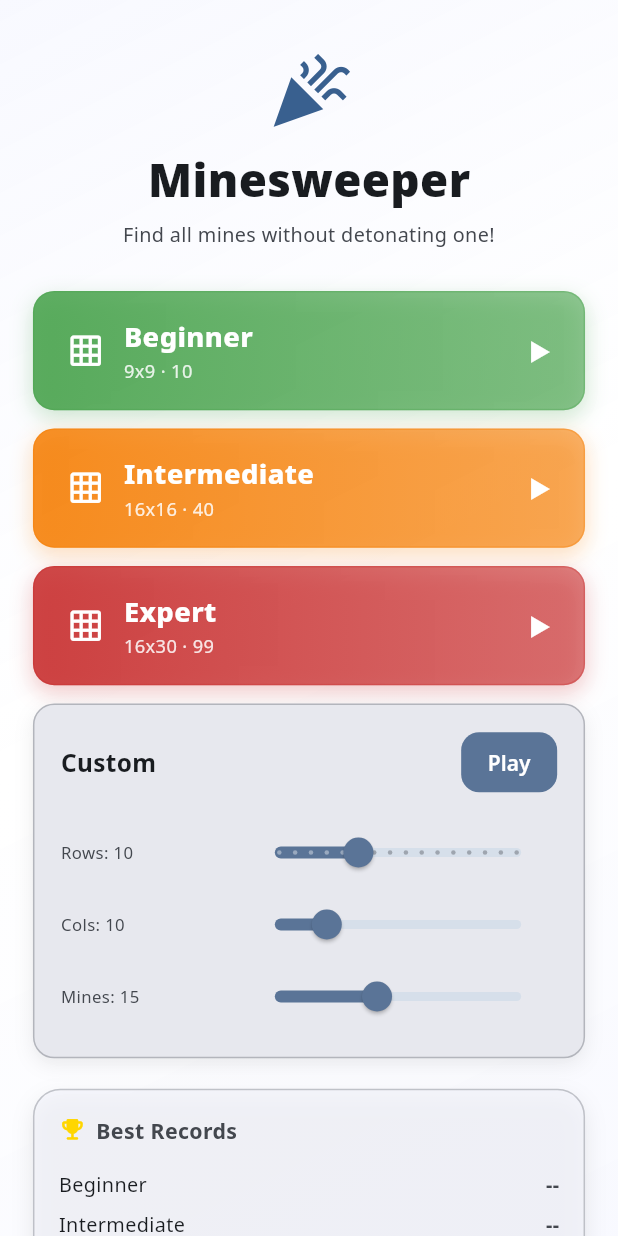
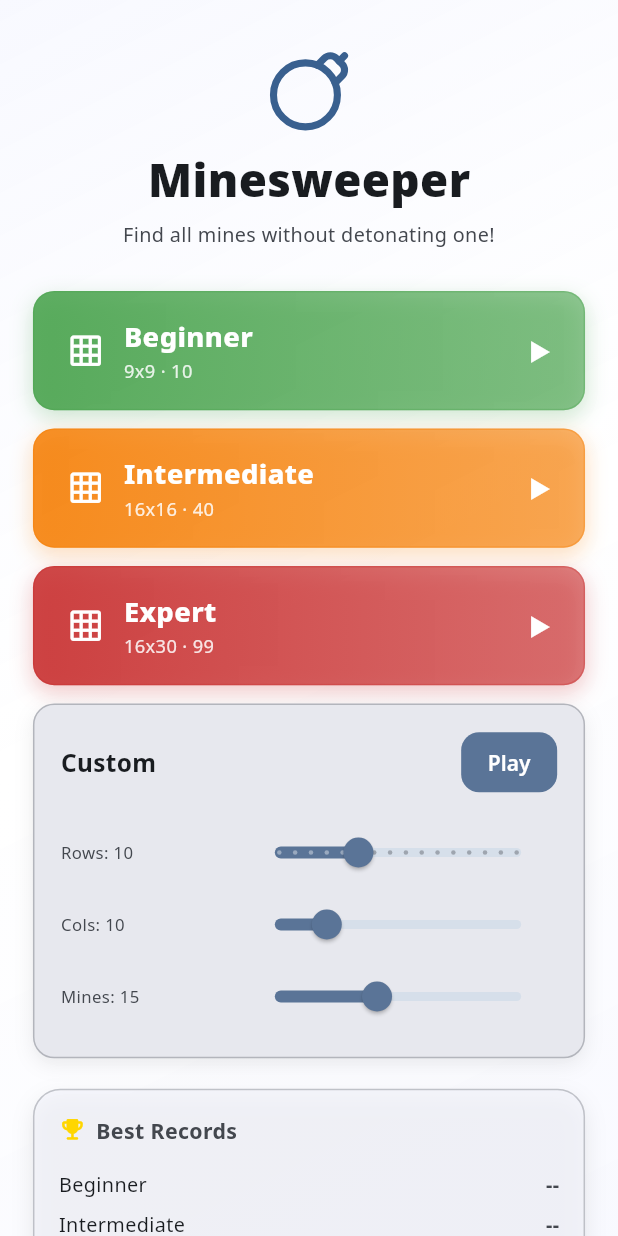
Before and after one commit to dangundad/minesweeper_classic, a Flutter app: the screen it shows after launch, on a phone screen of 412 x 824 dp. Run offline on Flutter 3.47's test engine with Material 3 defaults, Android fonts, the phone set to English and light mode, and no system bars; our stand-ins replace flutter_screenutil, get, google_fonts, google_mobile_ads, hive_ce, hive_ce_flutter and 2 more; accounts and stored records are empty; network calls fail; statements that could not run were skipped.

Commit message:
fix: 홈 화면 헤더 아이콘을 celebration에서 bomb으로 교체
Co-Authored-By: Claude Sonnet 4.6 <noreply@anthropic.com>

```diff
--- a/lib/app/pages/home/home_page.dart
+++ b/lib/app/pages/home/home_page.dart
@@ -2,6 +2,7 @@ import 'package:flutter/material.dart';
 
 import 'package:flutter_screenutil/flutter_screenutil.dart';
 import 'package:get/get.dart';
+import 'package:lucide_icons_flutter/lucide_icons.dart';
 
 import 'package:minesweeper_classic/app/admob/ads_banner.dart';
 import 'package:minesweeper_classic/app/admob/ads_helper.dart';
@@ -189,7 +190,7 @@ class _AnimatedHeader extends StatelessWidget {
           builder: (ctx, v, child) =>
               Transform.scale(scale: v, child: child),
           child: Icon(
-            Icons.celebration,
+            LucideIcons.bomb,
             color: cs.primary,
             size: 56.r,
           ),
```
